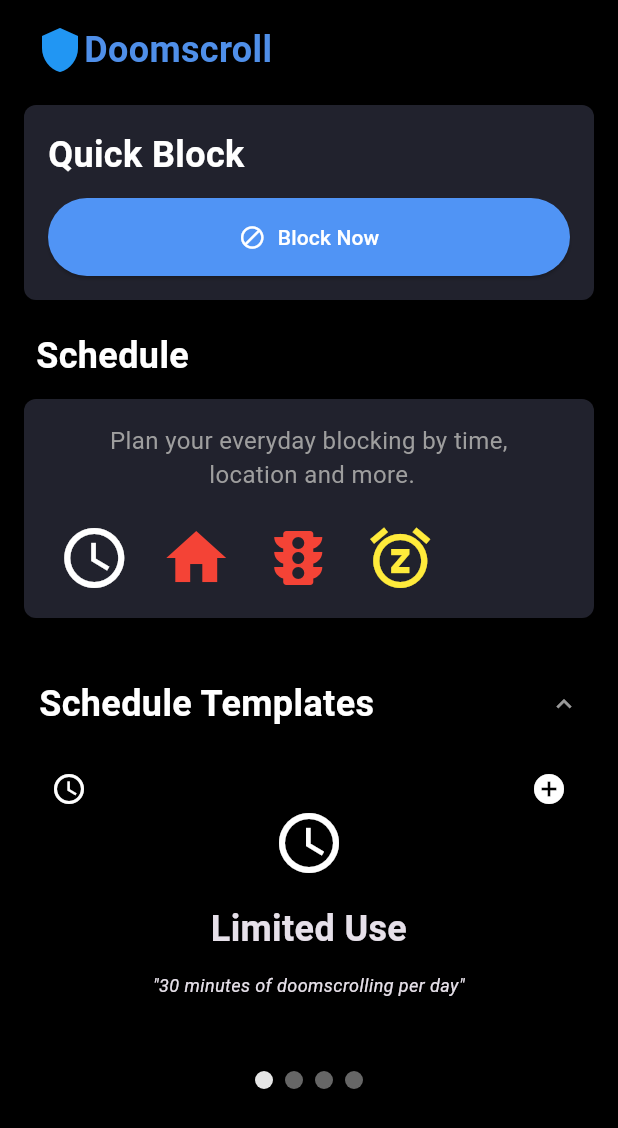
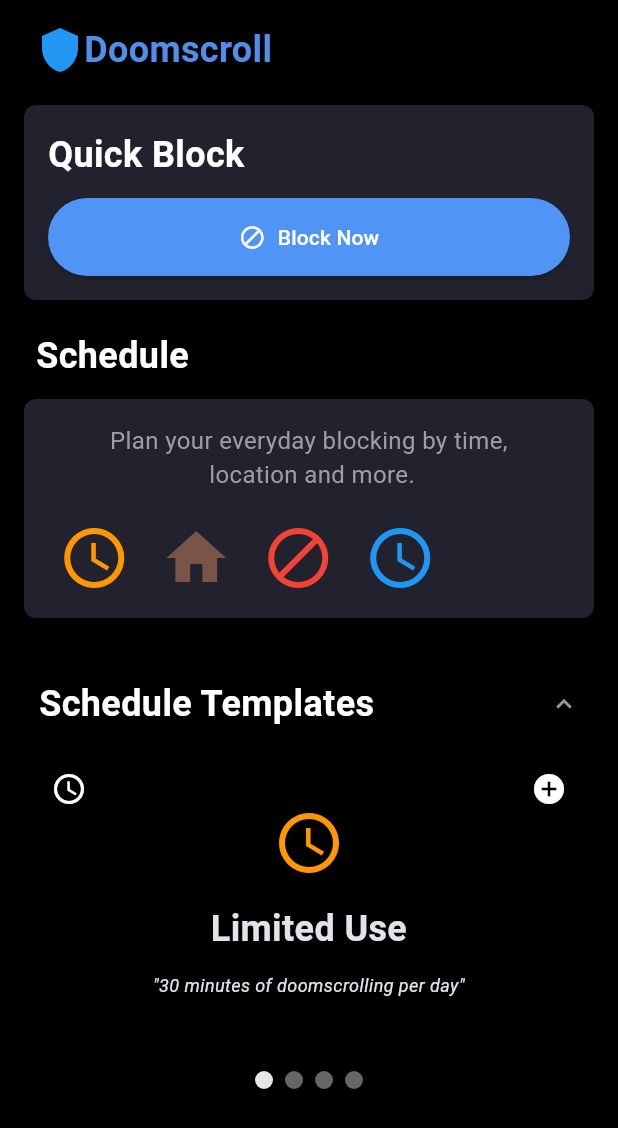
Before and after one commit to spiritoftime/check-app-plugin, a Flutter app: the screen it shows after launch, on a phone screen of 412 x 824 dp. Shown: the top 1128 px of the screen. Run offline on Flutter 3.47's test engine with Material 3 defaults, Android fonts, the phone set to English and light mode, and no system bars; drawn by our look-alikes of accordion, carousel_slider; our stand-ins replace gap, go_router, plugin_platform_interface; missing offline and left inert: flutter_background_service, flutter_background_service_android, overlay_pop_up.

Commit message:
refactor code

```diff
--- a/example/lib/presentation/home/carousel_icons.dart
+++ b/example/lib/presentation/home/carousel_icons.dart
@@ -1,40 +1,37 @@
 import 'package:flutter/material.dart';
-
-const List<Widget> carouselIcons = [
-  Padding(
-    padding: EdgeInsets.only(right: 20.0),
-    child: Icon(
-      Icons.access_time, // app limit
-      size: 48,
-      color: Colors.white,
-    ),
-  ),
-  Padding(
-      padding: EdgeInsets.only(right: 20.0),
-      child: Icon(Icons.home, size: 48, color: Colors.brown)), // location based
-
-  Padding(
-      padding: EdgeInsets.only(right: 20.0),
-      child: Icon(Icons.block, size: 48, color: Colors.red)),
-  Padding(
-      padding: EdgeInsets.only(right: 20.0),
-      child: Icon(Icons.snooze, size: 48, color: Colors.yellow)),
-  Padding(
-    padding: EdgeInsets.only(right: 20.0),
-    child: Icon(
-      Icons.access_time, // app limit
-      size: 48,
-      color: Colors.white,
-    ),
-  ),
-  Padding(
-      padding: EdgeInsets.only(right: 20.0),
-      child: Icon(Icons.home, size: 48, color: Colors.red)), // location based
-
-  Padding(
-      padding: EdgeInsets.only(right: 20.0),
-      child: Icon(Icons.traffic, size: 48, color: Colors.red)),
-  Padding(
-      padding: EdgeInsets.only(right: 20.0),
-      child: Icon(Icons.snooze, size: 48, color: Colors.yellow)),
+//  use for endless scrolling widget
+ final List<Widget> preCarouselIcons=  templateList.map((item)=>Padding(
+    padding: const EdgeInsets.only(right: 20.0),
+    child: item.icon,
+  )).toList();
+  // need to duplicate in order to achieve infinite loop effect.
+  final List<Widget> carouselIcons = [...preCarouselIcons,...preCarouselIcons];
+//  use for accordion
+class Template {
+  final Icon icon;
+  final String content;
+  final String quote;
+  const Template(
+      {required this.icon, required this.content, required this.quote});
+}
+final List<Template> templateList = [
+  const Template(
+      icon: Icon(
+        Icons.access_time,color:Colors.orange,
+        size: 48,
+      ),
+      content: 'Limited Use',
+      quote: '"30 minutes of doomscrolling per day"'),
+  const Template(
+      icon: Icon(Icons.home, size: 48,color:Colors.brown),
+      content: 'Location blocking',
+      quote: '"continue doomscrolling while outside!"'),
+  const Template(
+      icon: Icon(Icons.block, size: 48,color:Colors.red),
+      content: 'Strict blocking',
+      quote: '"Anti-doomscroll all the way!"'),
+  const Template(
+      icon: Icon(Icons.schedule, size: 48,color:Colors.blue),
+      content: 'Scheduled blocking',
+      quote: '"Block at specific times of the day!"'),
 ];
--- a/example/lib/presentation/home/carousel_slider.dart
+++ b/example/lib/presentation/home/carousel_slider.dart
@@ -1,4 +1,5 @@
 import 'package:carousel_slider/carousel_slider.dart';
+import 'package:checkapp_plugin_example/presentation/home/carousel_icons.dart';
 import 'package:flutter/material.dart';
 import 'package:gap/gap.dart';
 
@@ -90,33 +91,3 @@ final List<Widget> templateSliders = templateList.map((item) {
     ),
   );
 }).toList();
-
-final List<Template> templateList = [
-  const Template(
-      icon: Icon(
-        Icons.access_time,
-        size: 48,
-      ),
-      content: 'Limited Use',
-      quote: '"30 minutes of doomscrolling per day"'),
-  const Template(
-      icon: Icon(Icons.home, size: 48),
-      content: 'Location blocking',
-      quote: '"continue doomscrolling while outside!"'),
-  const Template(
-      icon: Icon(Icons.block, size: 48),
-      content: 'Strict blocking',
-      quote: '"Anti-doomscroll all the way!"'),
-  const Template(
-      icon: Icon(Icons.schedule, size: 48),
-      content: 'Scheduled blocking',
-      quote: '"Block at specific times of the day!"'),
-];
-
-class Template {
-  final Icon icon;
-  final String content;
-  final String quote;
-  const Template(
-      {required this.icon, required this.content, required this.quote});
-}
--- a/example/lib/presentation/home/home_screen.dart
+++ b/example/lib/presentation/home/home_screen.dart
@@ -117,21 +117,21 @@ class HomeScreen extends StatelessWidget {
                             Radius.circular(8),
                           ),
                         ),
-                        child: const Padding(
-                          padding: EdgeInsets.all(16.0),
+                        child:  Padding(
+                          padding: const EdgeInsets.all(16.0),
                           child: Column(
                             children: [
-                              Text(
+                              const Text(
                                 "Plan your everyday blocking by time,\n location and more.",
                                 style: TextStyle(
                                     color: Colors.grey, fontSize: 16.0),
                                 textAlign: TextAlign.center,
                               ),
-                              Gap(20),
+                              const Gap(20),
                               EndlessScrollingWidget(
                                   gap: 20,
                                   widgetWidth: 48,
-                                  scrollDuration: Duration(seconds: 8),
+                                  scrollDuration: const Duration(seconds: 8),
                                   widgetHeight: 48,
                                   children: carouselIcons)
                             ],
```
